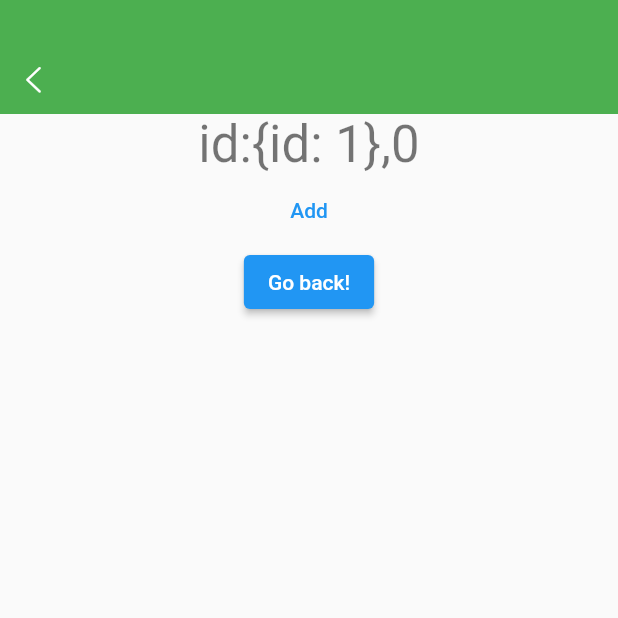
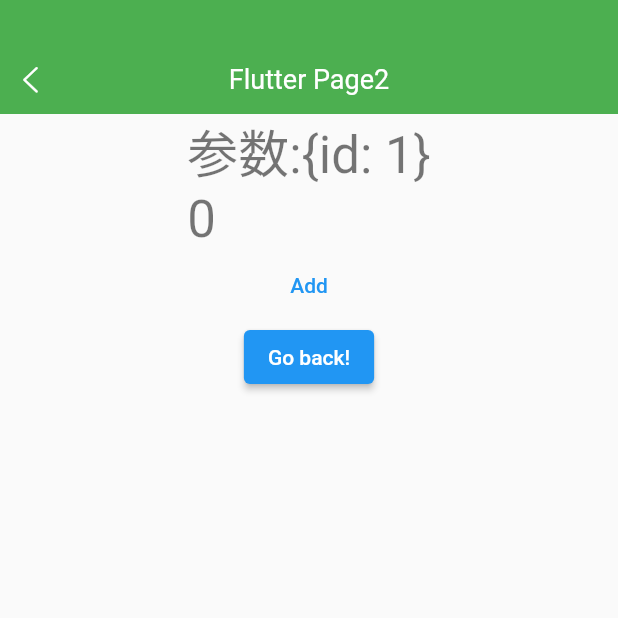
Before and after one commit to snice/uniapp-flutter-module, a Flutter app: the screen it shows after launch, after a tap on "Add", after a tap on "Next", on a phone screen of 412 x 824 dp, the top half of it. Run offline on Flutter 3.47's test engine with Material 2 defaults, Android fonts, the phone set to English and light mode, and no system bars; our stand-ins replace flutter_screenutil.

Commit message:
fix app_bar

```diff
--- a/lib/pages/index.dart
+++ b/lib/pages/index.dart
@@ -49,11 +49,14 @@ class _MyHomePageState extends RootPageState<MyHomePage> {
 
   @override
   Widget render(BuildContext context) {
-    return Container(
+    return Scaffold(
+      body: Container(
         color: Colors.white,
         child: Column(
           children: <Widget>[
-          UniAppBar(),
+            UniAppBar(
+              title: "Flutter Page1",
+            ),
             Center(
               child: Column(
                 mainAxisAlignment: MainAxisAlignment.center,
@@ -78,6 +81,7 @@ class _MyHomePageState extends RootPageState<MyHomePage> {
             ),
           ],
         ),
+      ),
     );
   }
 }
--- a/lib/pages/second.dart
+++ b/lib/pages/second.dart
@@ -1,19 +1,17 @@
 import 'package:flutter/cupertino.dart';
 import 'package:flutter/material.dart';
+import 'package:flutter_module/common/global.dart';
 import '../uniapp/app_bar.dart';
 
 class SecondRoute extends StatefulWidget {
   final Map<String, dynamic> params;
   SecondRoute({this.params});
   @override
-  SecondRouteState createState() => SecondRouteState(params: params);
+  SecondRouteState createState() => SecondRouteState();
 }
 
 class SecondRouteState extends State<SecondRoute> {
-  final Map<String, dynamic> params;
   int _counter = 0;
-  SecondRouteState({this.params});
-
   void _incrementCounter() {
     setState(() {
       _counter++;
@@ -26,9 +24,11 @@ class SecondRouteState extends State<SecondRoute> {
       body: Center(
           child: Column(
         children: [
-          UniAppBar(),
+          UniAppBar(
+            title: "Flutter Page2",
+          ),
           Text(
-            'id:$params,$_counter',
+            '参数:${widget.params}\n$_counter',
             style: Theme.of(context).textTheme.headline4,
           ),
           TextButton(
--- a/lib/uniapp/app_bar.dart
+++ b/lib/uniapp/app_bar.dart
@@ -1,26 +1,42 @@
-import 'package:flutter/cupertino.dart';
 import 'package:flutter/material.dart';
 import '../common/global.dart';
+import 'app_icon.dart';
 
-class UniAppBar extends StatelessWidget {
-  // const UniAppBar({
-  //   key,
-  // }) : super(key: key);
+class UniAppBar extends StatefulWidget implements PreferredSizeWidget {
+  final Color styleColor;
+  final String title;
+  final double contentHeight;
 
+  double get toolbarHeight => contentHeight ?? 46;
+
+  UniAppBar({@required this.title, this.styleColor, this.contentHeight})
+      : super();
+
+  @override
+  Size get preferredSize {
+    return Size.fromHeight(uniapp.statusBarHeight + toolbarHeight);
+  }
+
+  @override
+  State<StatefulWidget> createState() => _AppBarState();
+}
+
+class _AppBarState extends State<UniAppBar> {
   var backBtn = GestureDetector(
     child: Container(
-      width: 44,
+      width: 40,
       height: 44,
-      child: Icon(
-        IconData(0xe601, fontFamily: 'streamiconfont'),
-        size: 27,
-        color: Colors.white,
-      ),
+      child: UniAppIcon.back,
     ),
     onTap: () {
       uniapp.pop();
     },
   );
+
+  @override
+  void initState() {
+    super.initState();
+  }
 
   @override
   Widget build(BuildContext context) {
@@ -32,15 +48,26 @@ class UniAppBar extends StatelessWidget {
               height: uniapp.statusBarHeight,
             ),
             Container(
-            height: 46,
-            child: Row(
-              children: <Widget>[
-                backBtn,
+                height: widget.toolbarHeight,
+                width: double.infinity,
+                child: Stack(
+                  alignment: Alignment.center,
+                  children: [
+                    Positioned(
+                      left: 0,
+                      child: new Container(
+                        child: backBtn,
+                      ),
+                    ),
+                    new Container(
+                      child: new Text(widget.title,
+                          style: new TextStyle(
+                              fontSize: 18,
+                              color: widget.styleColor ?? Colors.white)),
+                    ),
                   ],
-            ),
-          )
+                ))
           ],
-      ),
-    );
+        ));
   }
 }
--- /dev/null
+++ b/lib/uniapp/app_icon.dart
@@ -0,0 +1,10 @@
+import 'package:flutter/material.dart';
+
+class UniAppIcon {
+  static const _family = 'streamiconfont';
+  static const back = Icon(
+    IconData(0xe601, fontFamily: _family),
+    size: 27,
+    color: Colors.white,
+  );
+}
```
Lines whose indentation alone changed are shown as unchanged.
